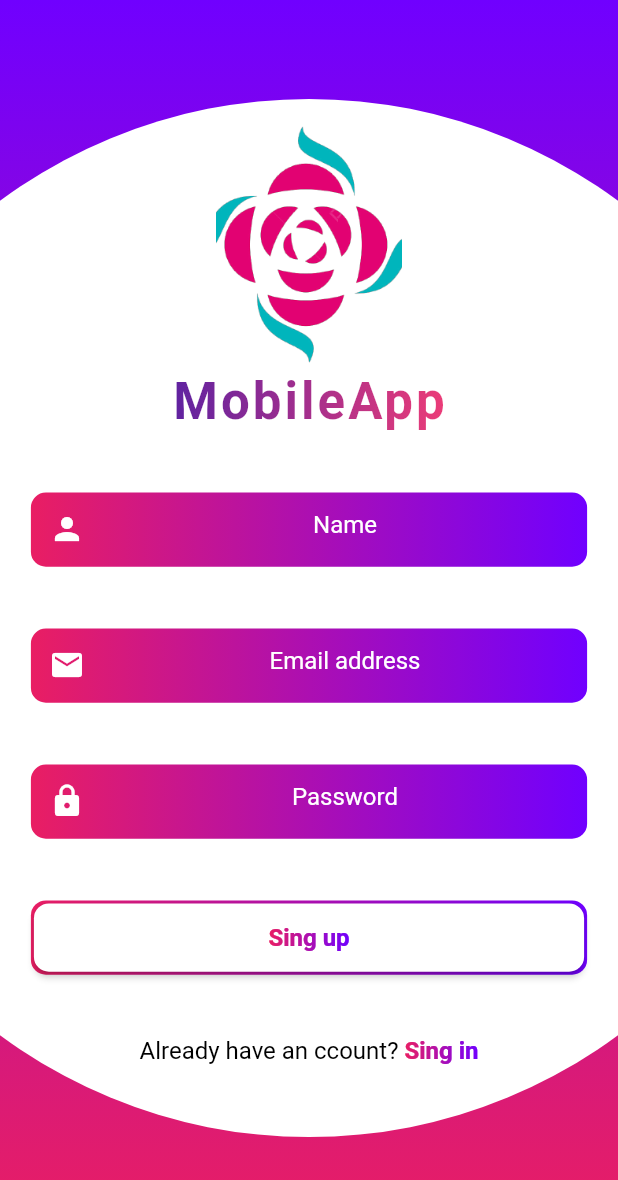
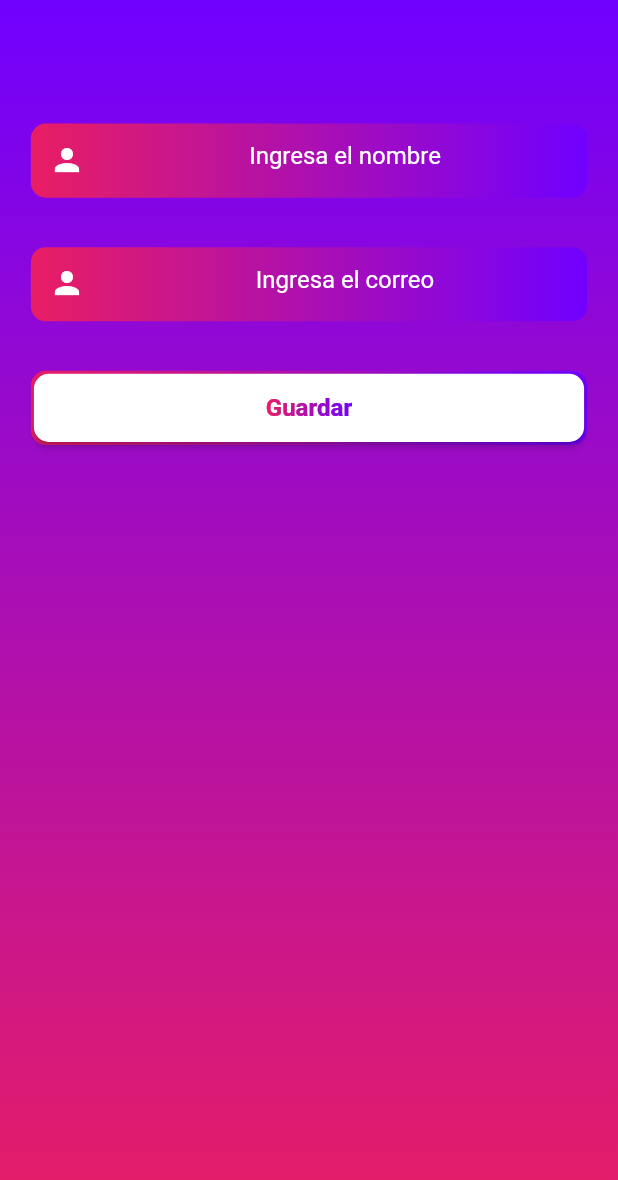
Before and after one commit to PaolaSofiaNC/pantallas, a Flutter app: the screen it shows after launch, on a phone screen of 412 x 824 dp. Shown: the top 1180 px of the screen. Run offline on Flutter 3.47's test engine with Material 2 defaults, Android fonts, the phone set to English and light mode, and no system bars; our stand-ins replace isar; accounts and stored records are empty; generated files the repository leaves out were written again.

```diff
--- a/lib/main.dart
+++ b/lib/main.dart
@@ -1,6 +1,7 @@
 import 'package:flutter/material.dart';
 import 'package:pantallas/screens/principal.dart';
 import 'package:pantallas/screens/prueba.dart';
+import 'package:pantallas/screens/registro.dart';
 
 void main() {
   runApp(const MyApp());
@@ -12,10 +13,10 @@ class MyApp extends StatelessWidget {
   // This widget is the root of your application.
   @override
   Widget build(BuildContext context) {
-    return  const MaterialApp(
+    return MaterialApp(
       debugShowCheckedModeBanner: false,
       home: Scaffold(
-        body: Prueba(),
+        body: Registro(),
       ),
     );
   }
--- /dev/null
+++ b/lib/models/usuario.dart
@@ -0,0 +1,12 @@
+import 'package:isar/isar.dart';
+part 'usuario.g.dart';
+
+@collection
+class Usuario {
+  Id id = Isar.autoIncrement;
+
+  String? nombre;
+  String? email;
+
+  Usuario({required this.id, required this.nombre, required this.email});
+}
--- a/lib/screens/prueba.dart
+++ b/lib/screens/prueba.dart
@@ -38,12 +38,12 @@ class Prueba extends StatelessWidget {
                 ),
                 Column(
                   children: [
-                    SizedBox(height: maxHeight*0.10),
+                    SizedBox(height: maxHeight * 0.10),
                     Image.asset(
                       'assets/flower-logo.png',
                       height: maxHeight * 0.2,
                       width: maxWidth * 0.3,
-                      fit:BoxFit.cover,
+                      fit: BoxFit.cover,
                     ),
                     ShaderMask(
                       blendMode: BlendMode.srcIn,
@@ -66,7 +66,7 @@ class Prueba extends StatelessWidget {
                         ),
                       ),
                     ),
-                    SizedBox(height: maxHeight*0.05),
+                    SizedBox(height: maxHeight * 0.04),
                     Container(
                       width: maxWidth * 0.9,
                       height: maxHeight * 0.06,
@@ -94,7 +94,7 @@ class Prueba extends StatelessWidget {
                         ),
                       ),
                     ),
-                    SizedBox(height: maxHeight*0.05),
+                    SizedBox(height: maxHeight * 0.04),
                     Container(
                       width: maxWidth * 0.9,
                       height: maxHeight * 0.06,
@@ -122,7 +122,7 @@ class Prueba extends StatelessWidget {
                         ),
                       ),
                     ),
-                    SizedBox(height: maxHeight*0.05),
+                    SizedBox(height: maxHeight * 0.04),
                     Container(
                       width: maxWidth * 0.9,
                       height: maxHeight * 0.06,
@@ -150,7 +150,7 @@ class Prueba extends StatelessWidget {
                         ),
                       ),
                     ),
-                    SizedBox(height: maxHeight*0.05),
+                    SizedBox(height: maxHeight * 0.04),
                     Container(
                       width: maxWidth * 0.9,
                       height: maxHeight * 0.06,
@@ -202,7 +202,7 @@ class Prueba extends StatelessWidget {
                         ),
                       ),
                     ),
-                    SizedBox(height: maxHeight*0.05),
+                    SizedBox(height: maxHeight * 0.04),
                     Row(
                       mainAxisAlignment: MainAxisAlignment.center,
                       children: [
--- /dev/null
+++ b/lib/screens/registro.dart
@@ -0,0 +1,167 @@
+import 'package:flutter/material.dart';
+import 'package:pantallas/db/db_consultar.dart';
+
+import '../models/usuario.dart';
+import 'consultas.dart';
+
+class Registro extends StatefulWidget {
+  @override
+  _RegistroState createState() => _RegistroState();
+}
+
+class _RegistroState extends State<Registro> {
+  final _formKey = GlobalKey<FormState>();
+  TextEditingController nombreController = TextEditingController();
+  TextEditingController correoController = TextEditingController();
+
+  Usuario? newUser;
+
+  @override
+  void initState() {
+    super.initState();
+    newUser = Usuario(
+        id: 1, nombre: nombreController.text, email: correoController.text);
+  }
+
+  void _guardarDatos() {
+    newUser = Usuario(
+        id: 1, nombre: nombreController.text, email: correoController.text);
+  }
+
+  @override
+  Widget build(BuildContext context) {
+    double maxHeight = MediaQuery.of(context).size.height;
+    double maxWidth = MediaQuery.of(context).size.width;
+
+    return Scaffold(
+      body: SingleChildScrollView(
+        child: Container(
+          height: maxHeight,
+          width: maxWidth,
+          decoration: const BoxDecoration(
+            gradient: LinearGradient(
+              colors: [
+                Colors.pink,
+                Color(0xff7000FF),
+              ],
+              begin: Alignment.bottomCenter,
+              end: Alignment.topCenter,
+            ),
+          ),
+          child: Column(
+            children: [
+              SizedBox(height: maxHeight * 0.10),
+              Container(
+                width: maxWidth * 0.9,
+                height: maxHeight * 0.06,
+                decoration: BoxDecoration(
+                  borderRadius: BorderRadius.circular(10),
+                  gradient: const LinearGradient(
+                    colors: [
+                      Colors.pink,
+                      Color(0xff7000FF),
+                    ],
+                    begin: Alignment.centerLeft,
+                    end: Alignment.centerRight,
+                  ),
+                ),
+                child: TextFormField(
+                  textAlign: TextAlign.center,
+                  controller: nombreController,
+                  decoration: const InputDecoration(
+                    hintText: 'Ingresa el nombre',
+                    hintStyle: TextStyle(color: Colors.white),
+                    border: InputBorder.none,
+                    prefixIcon: Icon(
+                      Icons.person,
+                      color: Colors.white,
+                    ),
+                  ),
+                ),
+              ),
+              SizedBox(height: maxHeight * 0.04),
+              Container(
+                width: maxWidth * 0.9,
+                height: maxHeight * 0.06,
+                decoration: BoxDecoration(
+                  borderRadius: BorderRadius.circular(10),
+                  gradient: const LinearGradient(
+                    colors: [
+                      Colors.pink,
+                      Color(0xff7000FF),
+                    ],
+                    begin: Alignment.centerLeft,
+                    end: Alignment.centerRight,
+                  ),
+                ),
+                child: TextFormField(
+                  textAlign: TextAlign.center,
+                  controller: correoController,
+                  decoration: const InputDecoration(
+                    hintText: 'Ingresa el correo',
+                    hintStyle: TextStyle(color: Colors.white),
+                    border: InputBorder.none,
+                    prefixIcon: Icon(
+                      Icons.person,
+                      color: Colors.white,
+                    ),
+                  ),
+                ),
+              ),
+              SizedBox(height: maxHeight * 0.04),
+              Container(
+                width: maxWidth * 0.9,
+                height: maxHeight * 0.06,
+                decoration: BoxDecoration(
+                  borderRadius: BorderRadius.circular(10),
+                  border: Border.all(
+                    width: 2,
+                    style: BorderStyle.solid,
+                    color: Colors.transparent,
+                  ),
+                  gradient: const LinearGradient(
+                    colors: [Colors.pink, Color(0xFF7000FF)],
+                    begin: Alignment.centerLeft,
+                    end: Alignment.centerRight,
+                  ),
+                ),
+                child: ElevatedButton(
+                  onPressed: () {
+                    print("entra");
+                    _guardarDatos();
+                    Navigator.push(context,
+                        MaterialPageRoute(builder: (context) => Consultas()));
+                  },
+                  style: ElevatedButton.styleFrom(
+                    backgroundColor: Colors.white,
+                    shape: RoundedRectangleBorder(
+                      borderRadius: BorderRadius.circular(10),
+                    ),
+                  ),
+                  child: ShaderMask(
+                    blendMode: BlendMode.srcATop,
+                    shaderCallback: (Rect bounds) {
+                      return const LinearGradient(
+                        colors: [Colors.pink, Color(0xff7000FF)],
+                        begin: Alignment.centerLeft,
+                        end: Alignment.centerRight,
+                      ).createShader(bounds);
+                    },
+                    child: const Text(
+                      'Guardar',
+                      style: TextStyle(
+                        fontWeight: FontWeight.bold,
+                        fontSize: 16,
+                        color: Colors.white,
+                      ),
+                    ),
+                  ),
+                ),
+              ),
+            ],
+          ),
+        ),
+      ),
+    );
+  }
+}
--- a/pubspec.yaml
+++ b/pubspec.yaml
@@ -35,6 +35,8 @@ dependencies:
   # The following adds the Cupertino Icons font to your application.
   # Use with the CupertinoIcons class for iOS style icons.
   cupertino_icons: ^1.0.2
+  isar: ^3.1.0+1
+  path_provider: ^2.0.15
 
 dev_dependencies:
   flutter_test:
@@ -46,6 +48,8 @@ dev_dependencies:
   # package. See that file for information about deactivating specific lint
   # rules and activating additional ones.
   flutter_lints: ^2.0.0
+  isar_generator: ^3.1.0+1
+  build_runner: ^2.3.3
 
 # For information on the generic Dart part of this file, see the
 # following page: https://dart.dev/tools/pub/pubspec
```
Also changed, not shown: lib/db/db_consultar.dart (added, +9 -0 lines), lib/db/db_helper.dart (added, +14 -0 lines), lib/db/db_insertar.dart (added, +10 -0 lines), lib/screens/consultas.dart (added, +62 -0 lines), lib/screens/login.dart (+32 -28 lines), lib/models/usuario.g.dart (added), pubspec.lock, 1 other file.
